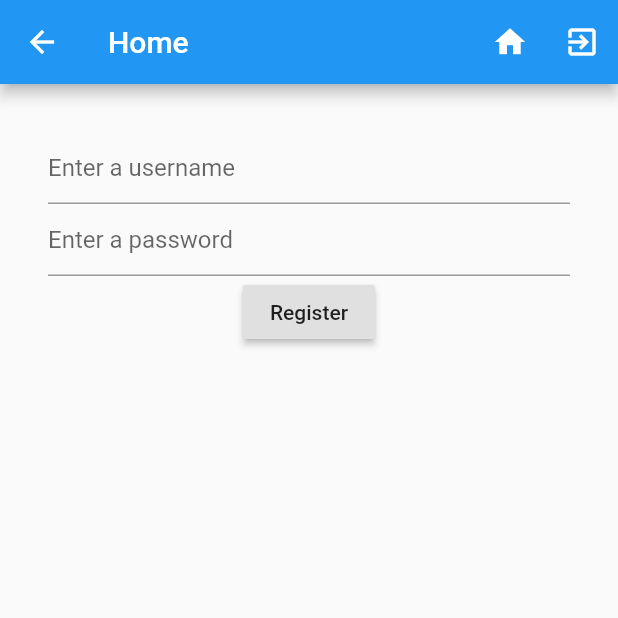
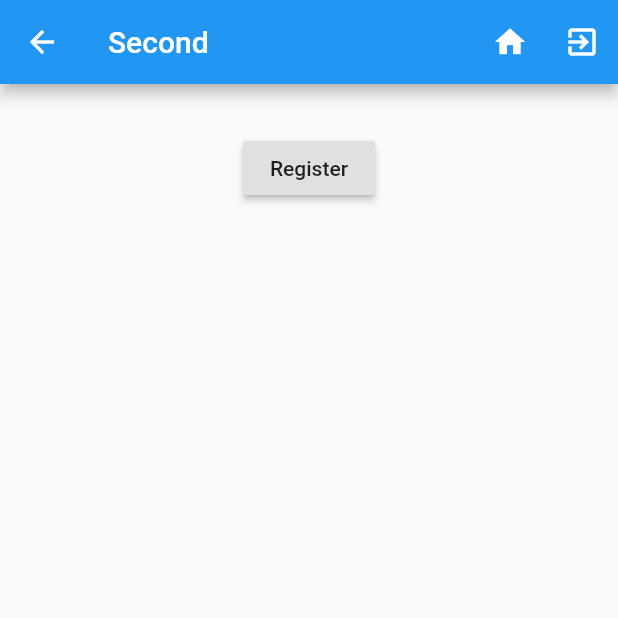
Before and after one commit to AkoTonissoo/fluttertest, a Flutter app: the Second screen opened by its route, on a phone screen of 412 x 824 dp, the top half of it. Run offline on Flutter 3.47's test engine with Material 2 defaults, Android fonts, the phone set to English and light mode, and no system bars.

```diff
--- a/lib/main.dart
+++ b/lib/main.dart
@@ -1,65 +1,23 @@
 import 'package:flutter/material.dart';
 import 'package:fluttertest/screens/home.dart';
-import 'package:fluttertest/settings.dart';
 import 'package:fluttertest/screens/second.dart';
 import 'package:fluttertest/screens/third.dart';
 
 void main() => runApp(new MyApp());
 
-class MyApp extends StatefulWidget {
-  _MyAppState createState() => new _MyAppState();
-}
-
-class _MyAppState extends State<MyApp> {
-
-  String _title = 'Please Login';
-  Widget _screen;
-  Home _Home;
-  settings _settings;
-  bool _authenticated;
-
-  _MyAppState() {
-    _Home = new Home(onSubmit: (){onSubmit();});
-    _settings = new settings();
-    _screen = _Home;
-    _authenticated = false;
-  }
-
-  void onSubmit() {
-    print('Login with: ' + _Home.username + ' ' + _Home.password);
-    if(_Home.username == 'user' && _Home.password == 'password') {
-      _setAuthenticated(true);
-    }
-  }
-
-
-
-  void _setAuthenticated(bool auth) {
-
-
-    setState(() {
-      if(auth == true) {
-        //siia on vaja saada uus leht, et on sisse logitud
-      }
-      else {
-        _screen = _Home;
-        _title = 'Please Login';
-        _authenticated = false;
-      }
-    }
-    );
-  }
-
+class MyApp extends StatelessWidget {
+  // This widget is the root of your application.
   @override
   Widget build(BuildContext context) {
     return new MaterialApp(
       title: 'Navigation',
       routes: <String,WidgetBuilder>{
-        '/Home': (BuildContext context) => new Home(onSubmit: (){onSubmit();}),
+        '/Home': (BuildContext context) => new Home(),
         '/Second': (BuildContext context) => new Second(),
         '/Third': (BuildContext context) => new Third(),
       },
-      home: new Home(onSubmit: (){onSubmit();}),
+      home: new Home(),
     );
   }
+
 }
--- a/lib/screens/second.dart
+++ b/lib/screens/second.dart
@@ -2,17 +2,19 @@ import 'package:flutter/material.dart';
 
 class Second extends StatelessWidget {
 
-
+/*
   static final TextEditingController _user = new TextEditingController();
   static final TextEditingController _pass = new TextEditingController();
   String get username => _user.text;
   String get password => _pass.text;
 
+*/
+
   @override
   Widget build(BuildContext context) {
     return new Scaffold(
       appBar: new AppBar(
-        title: new Text('Home'),
+        title: new Text('Second'),
         actions: <Widget>[
           new IconButton(icon: new Icon(Icons.home), onPressed: (){Navigator.of(context).pushNamed('/Home');}),
           new IconButton(icon: new Icon(Icons.exit_to_app), onPressed: (){Navigator.of(context).pushNamed('/Home');}),
@@ -23,8 +25,8 @@ class Second extends StatelessWidget {
         child: new Center(
           child: new Column(
             children: <Widget>[
-              new TextField(controller: _user, decoration: new InputDecoration(hintText: 'Enter a username'),),
-              new TextField(controller: _pass, decoration: new InputDecoration(hintText: 'Enter a password'), obscureText: true,),
+              //new TextField(controller: _user, decoration: new InputDecoration(hintText: 'Enter a username'),),
+              //new TextField(controller: _pass, decoration: new InputDecoration(hintText: 'Enter a password'), obscureText: true,),
               new RaisedButton(
                   child:  new Text('Register'),
                   onPressed: (){Navigator.of(context).pushNamed('/Third');})
```
Also changed, not shown: lib/screens/home.dart (+15 -4 lines).
